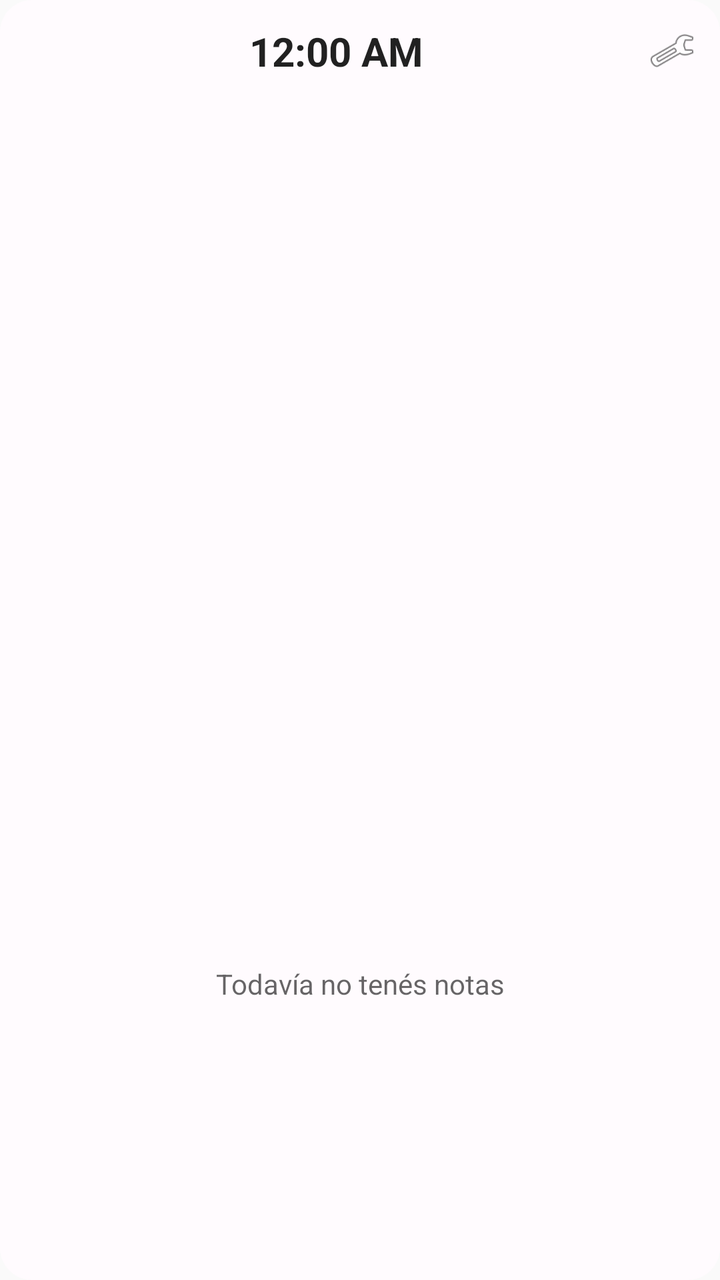
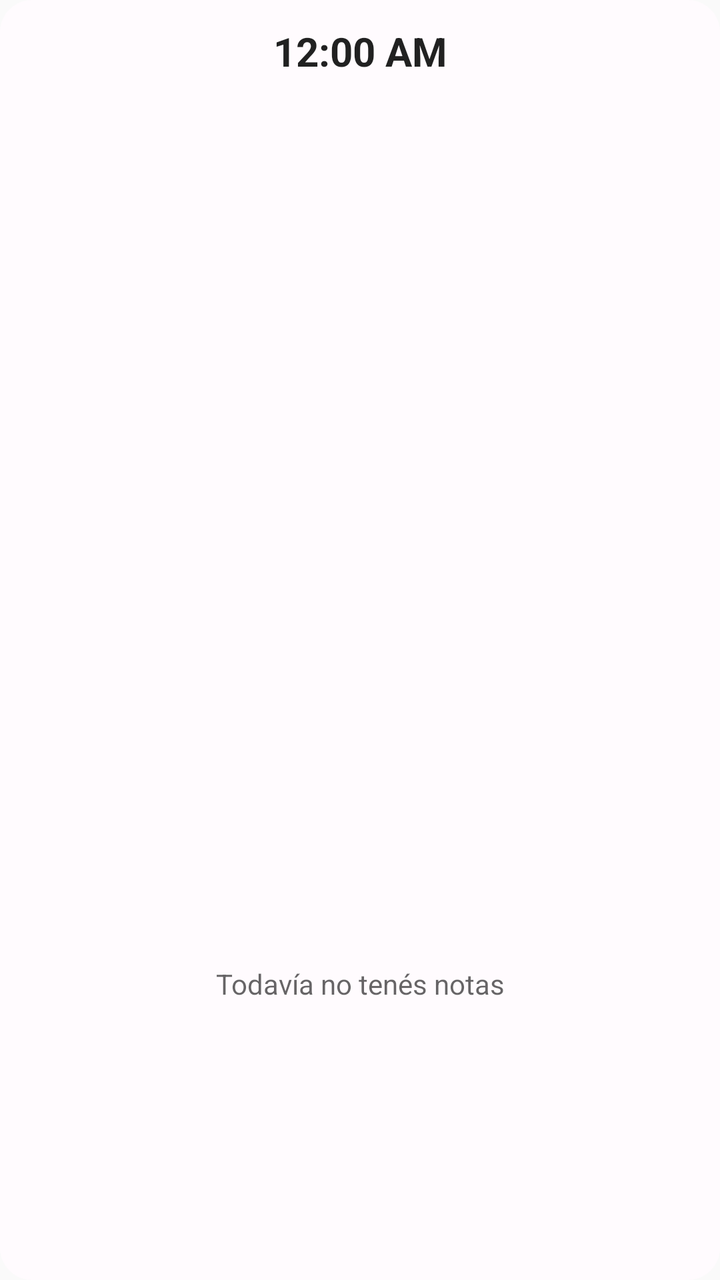

Compare the two renders of this Android layout. The source of the first and the diff that turns it into the second are given below.
<!-- AndroidManifest.xml: application theme Theme.Notes -->
<!-- res/layout/widget_all_notes_clock.xml -->
<?xml version="1.0" encoding="utf-8"?>
<LinearLayout xmlns:android="http://schemas.android.com/apk/res/android"
    android:id="@+id/Layout"
    android:layout_width="match_parent"
    android:layout_height="match_parent"
    android:background="@drawable/widget_background_light"
    android:orientation="vertical">

    
    <LinearLayout
        android:layout_width="match_parent"
        android:layout_height="wrap_content"
        android:orientation="horizontal"
        android:paddingTop="12dp"
        android:paddingBottom="4dp"
        android:paddingStart="12dp"
        android:paddingEnd="12dp">

        <TextClock
            android:id="@+id/Clock"
            android:layout_width="0dp"
            android:layout_height="wrap_content"
            android:layout_weight="1"
            android:layout_gravity="center_vertical"
            android:gravity="center"
            android:format12Hour="h:mm a"
            android:format24Hour="H:mm"
            android:textSize="20sp"
            android:textStyle="bold" />

        <ImageView
            android:id="@+id/ChangeGear"
            android:layout_width="24dp"
            android:layout_height="24dp"
            android:layout_gravity="center_vertical"
            android:contentDescription="@string/widget_configure_appearance"
            android:src="@android:drawable/ic_menu_manage" />

    </LinearLayout>

    
    <LinearLayout
        android:id="@+id/HeaderDivider"
        android:layout_width="match_parent"
        android:layout_height="1dp"
        android:layout_marginTop="4dp" />

    
    <ListView
        android:id="@+id/ListView"
        android:layout_width="match_parent"
        android:layout_height="0dp"
        android:layout_weight="1"
        android:divider="@null"
        android:dividerHeight="0dp"
        android:paddingTop="4dp"
        android:paddingBottom="4dp" />

    
    <TextView
        android:id="@+id/Empty"
        android:layout_width="match_parent"
        android:layout_height="0dp"
        android:layout_weight="1"
        android:gravity="center"
        android:padding="16dp"
        android:text="@string/all_notes_clock_widget_empty"
        android:textColor="?android:attr/textColorSecondary" />

</LinearLayout>
<!-- resources referenced by this layout -->
<resources>
  <!-- drawable widget_background_light (drawable) -->
  <?xml version="1.0" encoding="utf-8"?>
  <shape xmlns:android="http://schemas.android.com/apk/res/android">
      <corners android:radius="16dp" />
      <solid android:color="#FFFFFBFE" />
  </shape>
  <string name="all_notes_clock_widget_empty">Todavía no tenés notas</string>
  <string name="widget_configure_appearance">Configurar apariencia del widget</string>
  <style name="Theme.Notes" parent="android:Theme.Material.Light.NoActionBar" />
</resources>

<!-- the commit's change to res/layout/widget_all_notes_clock.xml (unified diff, before → after) -->
@@ -7,36 +7,18 @@
     android:orientation="vertical">
 
     
-    <LinearLayout
+    <TextClock
+        android:id="@+id/Clock"
         android:layout_width="match_parent"
         android:layout_height="wrap_content"
-        android:orientation="horizontal"
+        android:layout_gravity="center_horizontal"
+        android:gravity="center"
         android:paddingTop="12dp"
         android:paddingBottom="4dp"
-        android:paddingStart="12dp"
-        android:paddingEnd="12dp">
-
-        <TextClock
-            android:id="@+id/Clock"
-            android:layout_width="0dp"
-            android:layout_height="wrap_content"
-            android:layout_weight="1"
-            android:layout_gravity="center_vertical"
-            android:gravity="center"
-            android:format12Hour="h:mm a"
-            android:format24Hour="H:mm"
-            android:textSize="20sp"
-            android:textStyle="bold" />
-
-        <ImageView
-            android:id="@+id/ChangeGear"
-            android:layout_width="24dp"
-            android:layout_height="24dp"
-            android:layout_gravity="center_vertical"
-            android:contentDescription="@string/widget_configure_appearance"
-            android:src="@android:drawable/ic_menu_manage" />
-
-    </LinearLayout>
+        android:format12Hour="h:mm a"
+        android:format24Hour="H:mm"
+        android:textSize="20sp"
+        android:textStyle="bold" />
 
     
     <LinearLayout
<!-- resource entries referenced after the edit -->
@@ -7,7 +7,6 @@
       <solid android:color="#FFFFFBFE" />
   </shape>
   <string name="all_notes_clock_widget_empty">Todavía no tenés notas</string>
-  <string name="widget_configure_appearance">Configurar apariencia del widget</string>
   <style name="Theme.Notes" parent="android:Theme.Material.Light.NoActionBar" />
 </resources>
 
